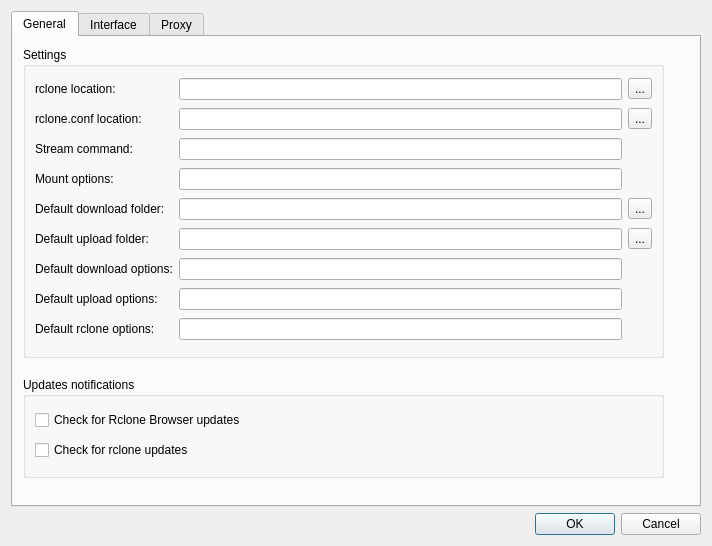
The window that src/preferences_dialog.ui (SysAdminDoc/RcloneBrowserNG) describes before a commit, drawn with Qt 5.
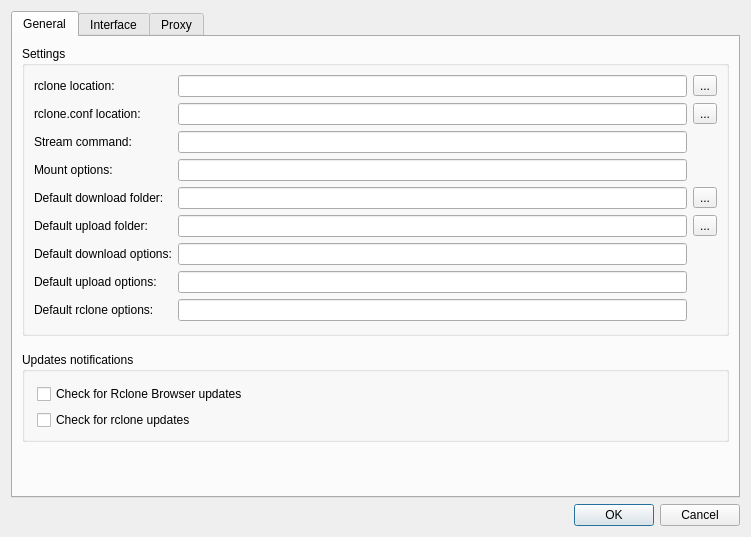
The same window after the commit.

Commit message: preferences dialog window cosmetic

Patch:
```diff
--- a/src/preferences_dialog.ui
+++ b/src/preferences_dialog.ui
@@ -6,21 +6,15 @@
    <rect>
     <x>0</x>
     <y>0</y>
-    <width>712</width>
-    <height>546</height>
+    <width>751</width>
+    <height>537</height>
    </rect>
   </property>
-  <property name="minimumSize">
-   <size>
-    <width>712</width>
-    <height>546</height>
-   </size>
-  </property>
-  <property name="maximumSize">
-   <size>
-    <width>712</width>
-    <height>546</height>
-   </size>
+  <property name="sizePolicy">
+   <sizepolicy hsizetype="Preferred" vsizetype="MinimumExpanding">
+    <horstretch>0</horstretch>
+    <verstretch>0</verstretch>
+   </sizepolicy>
   </property>
   <property name="windowTitle">
    <string>Preferences</string>
@@ -28,11 +22,11 @@
   <layout class="QVBoxLayout" name="verticalLayout">
    <item>
     <widget class="QTabWidget" name="tabWidget">
-     <property name="minimumSize">
-      <size>
-       <width>669</width>
-       <height>0</height>
-      </size>
+     <property name="sizePolicy">
+      <sizepolicy hsizetype="Expanding" vsizetype="MinimumExpanding">
+       <horstretch>0</horstretch>
+       <verstretch>0</verstretch>
+      </sizepolicy>
      </property>
      <property name="currentIndex">
       <number>0</number>
@@ -41,97 +35,25 @@
       <attribute name="title">
        <string>General</string>
       </attribute>
-      <widget class="QGroupBox" name="groupBox_4">
-       <property name="geometry">
-        <rect>
-         <x>10</x>
-         <y>340</y>
-         <width>641</width>
-         <height>101</height>
-        </rect>
-       </property>
-       <property name="sizePolicy">
-        <sizepolicy hsizetype="Preferred" vsizetype="Fixed">
-         <horstretch>0</horstretch>
-         <verstretch>0</verstretch>
-        </sizepolicy>
-       </property>
-       <property name="title">
-        <string>Updates notifications</string>
-       </property>
-       <layout class="QVBoxLayout" name="verticalLayout_4">
+      <layout class="QVBoxLayout" name="verticalLayout_5">
         <item>
-         <widget class="QCheckBox" name="checkRcloneBrowserUpdates">
-          <property name="toolTip">
-           <string>&lt;html&gt;&lt;head/&gt;&lt;body&gt;&lt;p&gt;check daily for Rclone Browser availability&lt;/p&gt;&lt;/body&gt;&lt;/html&gt;</string>
-          </property>
-          <property name="text">
-           <string>Check for Rclone Browser updates</string>
-          </property>
-         </widget>
-        </item>
-        <item>
-         <widget class="QCheckBox" name="checkRcloneUpdates">
-          <property name="toolTip">
-           <string>&lt;html&gt;&lt;head/&gt;&lt;body&gt;&lt;p&gt;check daily for rclone availability&lt;/p&gt;&lt;/body&gt;&lt;/html&gt;</string>
-          </property>
-          <property name="text">
-           <string>Check for rclone updates</string>
-          </property>
-         </widget>
-        </item>
-       </layout>
-      </widget>
       <widget class="QGroupBox" name="groupBox_2">
-       <property name="geometry">
-        <rect>
-         <x>10</x>
-         <y>10</y>
-         <width>641</width>
-         <height>311</height>
-        </rect>
-       </property>
-       <property name="minimumSize">
-        <size>
-         <width>601</width>
-         <height>281</height>
-        </size>
-       </property>
        <property name="title">
         <string>Settings</string>
        </property>
+         <property name="flat">
+          <bool>false</bool>
+         </property>
+         <property name="checkable">
+          <bool>false</bool>
+         </property>
        <layout class="QGridLayout" name="gridLayout_3">
-        <item row="8" column="1">
-         <widget class="QLineEdit" name="defaultDownloadOptions">
-          <property name="toolTip">
-           <string>&lt;html&gt;&lt;head/&gt;&lt;body&gt;&lt;p&gt;extra rclone options used for downloads&lt;/p&gt;&lt;/body&gt;&lt;/html&gt;</string>
+          <property name="bottomMargin">
+           <number>12</number>
           </property>
-         </widget>
-        </item>
-        <item row="1" column="2">
-         <widget class="QToolButton" name="rcloneConfBrowse">
-          <property name="text">
-           <string>...</string>
+          <property name="horizontalSpacing">
+           <number>-1</number>
           </property>
-         </widget>
-        </item>
-        <item row="5" column="1">
-         <widget class="QLineEdit" name="mount">
-          <property name="toolTip">
-           <string>&lt;html&gt;&lt;head/&gt;&lt;body&gt;&lt;p&gt;options used by rclone for remotes mounting&lt;/p&gt;&lt;/body&gt;&lt;/html&gt;</string>
-          </property>
-         </widget>
-        </item>
-        <item row="0" column="0">
-         <widget class="QLabel" name="label_1">
-          <property name="text">
-           <string>rclone location:</string>
-          </property>
-          <property name="buddy">
-           <cstring>rclone</cstring>
-          </property>
-         </widget>
-        </item>
         <item row="0" column="2">
          <widget class="QToolButton" name="rcloneBrowse">
           <property name="text">
@@ -139,50 +61,28 @@
           </property>
          </widget>
         </item>
-        <item row="7" column="0">
-         <widget class="QLabel" name="label_u">
-          <property name="text">
-           <string>Default upload folder:</string>
-          </property>
-         </widget>
-        </item>
-        <item row="6" column="0">
-         <widget class="QLabel" name="label_d">
-          <property name="text">
-           <string>Default download folder:</string>
-          </property>
-         </widget>
-        </item>
-        <item row="7" column="1">
-         <widget class="QLineEdit" name="defaultUploadDir">
-          <property name="toolTip">
-           <string>&lt;html&gt;&lt;head/&gt;&lt;body&gt;&lt;p&gt;default upload folder used for transfers&lt;/p&gt;&lt;/body&gt;&lt;/html&gt;</string>
-          </property>
-         </widget>
-        </item>
-        <item row="1" column="0">
+          <item row="4" column="0">
          <widget class="QLabel" name="label">
           <property name="text">
            <string>rclone.conf location:</string>
           </property>
-         </widget>
-        </item>
-        <item row="9" column="0">
-         <widget class="QLabel" name="label_11">
-          <property name="text">
-           <string>Default upload options:</string>
+            <property name="buddy">
+             <cstring>rcloneConf</cstring>
           </property>
          </widget>
         </item>
-        <item row="10" column="0">
+          <item row="14" column="0">
          <widget class="QLabel" name="label_12">
           <property name="text">
            <string>Default rclone options:</string>
           </property>
-         </widget>
-        </item>
-        <item row="6" column="2">
-         <widget class="QToolButton" name="defaultDownloadDirBrowse">
+            <property name="buddy">
+             <cstring>defaultRcloneOptions</cstring>
+            </property>
+           </widget>
+          </item>
+          <item row="11" column="2">
+           <widget class="QToolButton" name="defaultUploadDirBrowse">
           <property name="text">
            <string>...</string>
           </property>
@@ -195,17 +95,7 @@
           </property>
          </widget>
         </item>
-        <item row="2" column="0">
-         <widget class="QLabel" name="label_2">
-          <property name="text">
-           <string>Stream command:</string>
-          </property>
-          <property name="buddy">
-           <cstring>stream</cstring>
-          </property>
-         </widget>
-        </item>
-        <item row="5" column="0">
+          <item row="7" column="0">
          <widget class="QLabel" name="mountLabel">
           <property name="text">
            <string>Mount options:</string>
@@ -215,57 +105,235 @@
           </property>
          </widget>
         </item>
-        <item row="6" column="1">
+          <item row="12" column="1">
+           <widget class="QLineEdit" name="defaultDownloadOptions">
+            <property name="toolTip">
+             <string>&lt;html&gt;&lt;head/&gt;&lt;body&gt;&lt;p&gt;extra rclone options used for downloads&lt;/p&gt;&lt;/body&gt;&lt;/html&gt;</string>
+            </property>
+           </widget>
+          </item>
+          <item row="9" column="1">
          <widget class="QLineEdit" name="defaultDownloadDir">
           <property name="toolTip">
            <string>&lt;html&gt;&lt;head/&gt;&lt;body&gt;&lt;p&gt;default download folder used for transfers&lt;/p&gt;&lt;/body&gt;&lt;/html&gt;</string>
           </property>
          </widget>
         </item>
-        <item row="1" column="1">
+          <item row="0" column="0">
+           <widget class="QLabel" name="label_1">
+            <property name="text">
+             <string>rclone location:</string>
+            </property>
+            <property name="buddy">
+             <cstring>rclone</cstring>
+            </property>
+           </widget>
+          </item>
+          <item row="4" column="2">
+           <widget class="QToolButton" name="rcloneConfBrowse">
+            <property name="text">
+             <string>...</string>
+            </property>
+           </widget>
+          </item>
+          <item row="4" column="1">
          <widget class="QLineEdit" name="rcloneConf">
           <property name="toolTip">
            <string>&lt;html&gt;&lt;head/&gt;&lt;body&gt;&lt;p&gt;rclone configuration file locaction. if empty default location defined by rclone is used&lt;/p&gt;&lt;/body&gt;&lt;/html&gt;</string>
           </property>
          </widget>
         </item>
-        <item row="2" column="1">
-         <widget class="QLineEdit" name="stream">
+          <item row="13" column="0">
+           <widget class="QLabel" name="label_11">
+            <property name="text">
+             <string>Default upload options:</string>
+            </property>
+            <property name="buddy">
+             <cstring>defaultUploadOptions</cstring>
+            </property>
+           </widget>
+          </item>
+          <item row="6" column="0">
+           <widget class="QLabel" name="label_2">
+            <property name="text">
+             <string>Stream command:</string>
+            </property>
+            <property name="buddy">
+             <cstring>stream</cstring>
+            </property>
+           </widget>
+          </item>
+          <item row="7" column="1">
+           <widget class="QLineEdit" name="mount">
           <property name="toolTip">
            <string>&lt;html&gt;&lt;head/&gt;&lt;body&gt;&lt;p&gt;location of audio/video player&lt;/p&gt;&lt;/body&gt;&lt;/html&gt;</string>
           </property>
          </widget>
         </item>
-        <item row="8" column="0">
-         <widget class="QLabel" name="label_10">
-          <property name="text">
-           <string>Default download options:</string>
-          </property>
-         </widget>
-        </item>
-        <item row="9" column="1">
+          <item row="13" column="1">
          <widget class="QLineEdit" name="defaultUploadOptions">
           <property name="toolTip">
            <string>&lt;html&gt;&lt;head/&gt;&lt;body&gt;&lt;p&gt;extra rclone options used for uploads&lt;/p&gt;&lt;/body&gt;&lt;/html&gt;</string>
           </property>
          </widget>
         </item>
-        <item row="10" column="1">
+          <item row="11" column="1">
+           <widget class="QLineEdit" name="defaultUploadDir">
+            <property name="toolTip">
+             <string>&lt;html&gt;&lt;head/&gt;&lt;body&gt;&lt;p&gt;default upload folder used for transfers&lt;/p&gt;&lt;/body&gt;&lt;/html&gt;</string>
+            </property>
+           </widget>
+          </item>
+          <item row="9" column="0">
+           <widget class="QLabel" name="label_d">
+            <property name="text">
+             <string>Default download folder:</string>
+            </property>
+            <property name="buddy">
+             <cstring>defaultDownloadDir</cstring>
+            </property>
+           </widget>
+          </item>
+          <item row="12" column="0">
+           <widget class="QLabel" name="label_10">
+            <property name="text">
+             <string>Default download options:</string>
+            </property>
+            <property name="buddy">
+             <cstring>defaultDownloadOptions</cstring>
+            </property>
+           </widget>
+          </item>
+          <item row="9" column="2">
+           <widget class="QToolButton" name="defaultDownloadDirBrowse">
+            <property name="text">
+             <string>...</string>
+            </property>
+           </widget>
+          </item>
+          <item row="14" column="1">
          <widget class="QLineEdit" name="defaultRcloneOptions">
           <property name="toolTip">
            <string>&lt;html&gt;&lt;head/&gt;&lt;body&gt;&lt;p&gt;extra rclone options used for all operations&lt;/p&gt;&lt;/body&gt;&lt;/html&gt;</string>
           </property>
          </widget>
         </item>
-        <item row="7" column="2">
-         <widget class="QToolButton" name="defaultUploadDirBrowse">
+          <item row="11" column="0">
+           <widget class="QLabel" name="label_u">
           <property name="text">
-           <string>...</string>
-          </property>
-         </widget>
-        </item>
-       </layout>
-      </widget>
+             <string>Default upload folder:</string>
+            </property>
+            <property name="buddy">
+             <cstring>defaultUploadDir</cstring>
+            </property>
+           </widget>
+          </item>
+          <item row="6" column="1">
+           <widget class="QLineEdit" name="stream">
+            <property name="toolTip">
+             <string>&lt;html&gt;&lt;head/&gt;&lt;body&gt;&lt;p&gt;location of audio/video player&lt;/p&gt;&lt;/body&gt;&lt;/html&gt;</string>
+            </property>
+           </widget>
+          </item>
+         </layout>
+         <zorder>label_u</zorder>
+         <zorder>label_d</zorder>
+         <zorder>label_11</zorder>
+         <zorder>label_12</zorder>
+         <zorder>label_2</zorder>
+         <zorder>mountLabel</zorder>
+         <zorder>label_10</zorder>
+         <zorder>label</zorder>
+         <zorder>label_1</zorder>
+         <zorder>defaultUploadOptions</zorder>
+         <zorder>defaultRcloneOptions</zorder>
+         <zorder>defaultDownloadOptions</zorder>
+         <zorder>defaultUploadDir</zorder>
+         <zorder>defaultDownloadDirBrowse</zorder>
+         <zorder>defaultUploadDirBrowse</zorder>
+         <zorder>mount</zorder>
+         <zorder>stream</zorder>
+         <zorder>rcloneConf</zorder>
+         <zorder>rclone</zorder>
+         <zorder>rcloneBrowse</zorder>
+         <zorder>rcloneConfBrowse</zorder>
+         <zorder>defaultDownloadDir</zorder>
+        </widget>
+       </item>
+       <item>
+        <spacer name="verticalSpacer1">
+         <property name="orientation">
+          <enum>Qt::Vertical</enum>
+         </property>
+         <property name="sizeType">
+          <enum>QSizePolicy::Fixed</enum>
+         </property>
+         <property name="sizeHint" stdset="0">
+          <size>
+           <width>0</width>
+           <height>10</height>
+          </size>
+         </property>
+        </spacer>
+       </item>
+       <item>
+        <widget class="QGroupBox" name="groupBox_4">
+         <property name="sizePolicy">
+          <sizepolicy hsizetype="Preferred" vsizetype="Fixed">
+           <horstretch>0</horstretch>
+           <verstretch>0</verstretch>
+          </sizepolicy>
+         </property>
+         <property name="title">
+          <string>Updates notifications</string>
+         </property>
+         <property name="flat">
+          <bool>false</bool>
+         </property>
+         <layout class="QVBoxLayout" name="verticalLayout_4">
+          <property name="leftMargin">
+           <number>12</number>
+          </property>
+          <property name="topMargin">
+           <number>12</number>
+          </property>
+          <item>
+           <widget class="QCheckBox" name="checkRcloneBrowserUpdates">
+            <property name="toolTip">
+             <string>&lt;html&gt;&lt;head/&gt;&lt;body&gt;&lt;p&gt;check daily for Rclone Browser availability&lt;/p&gt;&lt;/body&gt;&lt;/html&gt;</string>
+            </property>
+            <property name="text">
+             <string>Check for Rclone Browser updates</string>
+            </property>
+           </widget>
+          </item>
+          <item>
+           <widget class="QCheckBox" name="checkRcloneUpdates">
+            <property name="toolTip">
+             <string>&lt;html&gt;&lt;head/&gt;&lt;body&gt;&lt;p&gt;check daily for rclone availability&lt;/p&gt;&lt;/body&gt;&lt;/html&gt;</string>
+            </property>
+            <property name="text">
+             <string>Check for rclone updates</string>
+            </property>
+           </widget>
+          </item>
+         </layout>
+        </widget>
+       </item>
+       <item>
+        <spacer name="verticalSpacer_General">
+         <property name="orientation">
+          <enum>Qt::Vertical</enum>
+         </property>
+         <property name="sizeHint" stdset="0">
+          <size>
+           <width>20</width>
+           <height>0</height>
+          </size>
+         </property>
+        </spacer>
+       </item>
+      </layout>
      </widget>
      <widget class="QWidget" name="tab_2">
       <attribute name="title">
```
Left out of the diff: 239 changed lines with no effect on the pictures. Lines whose indentation alone changed are shown as unchanged.
